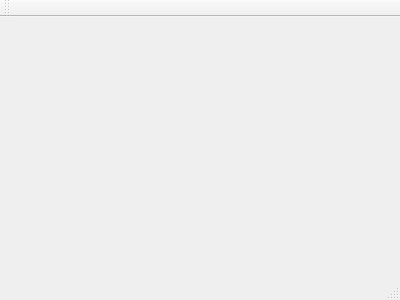
Above: BattleIsle/menuewidget.ui from BenjaminBerkei/Swt-Praktikum before the change. Below: the same form after it.
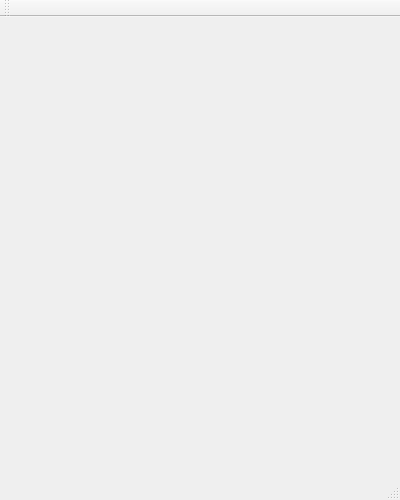
That is the form after the change.

The edit to the form file:
```diff
--- a/BattleIsle/menuewidget.ui
+++ b/BattleIsle/menuewidget.ui
@@ -7,7 +7,7 @@
     <x>0</x>
     <y>0</y>
     <width>400</width>
-    <height>300</height>
+    <height>500</height>
    </rect>
   </property>
   <property name="windowTitle">
@@ -19,8 +19,8 @@
      <rect>
       <x>10</x>
       <y>0</y>
-      <width>381</width>
-      <height>251</height>
+      <width>380</width>
+      <height>450</height>
      </rect>
     </property>
    </widget>
```
